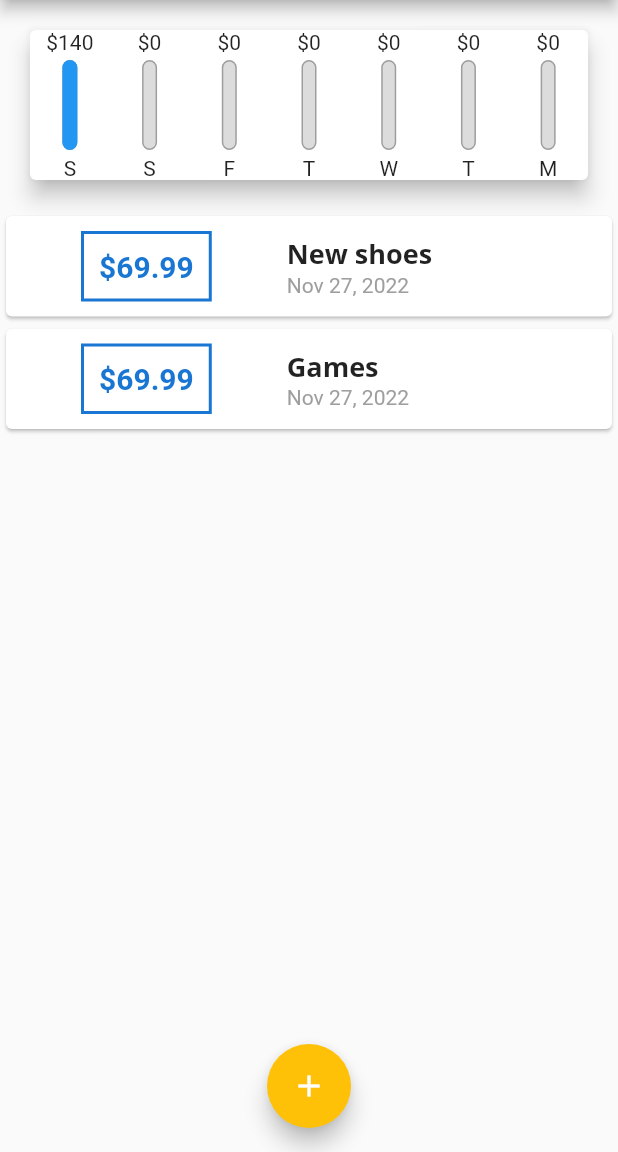
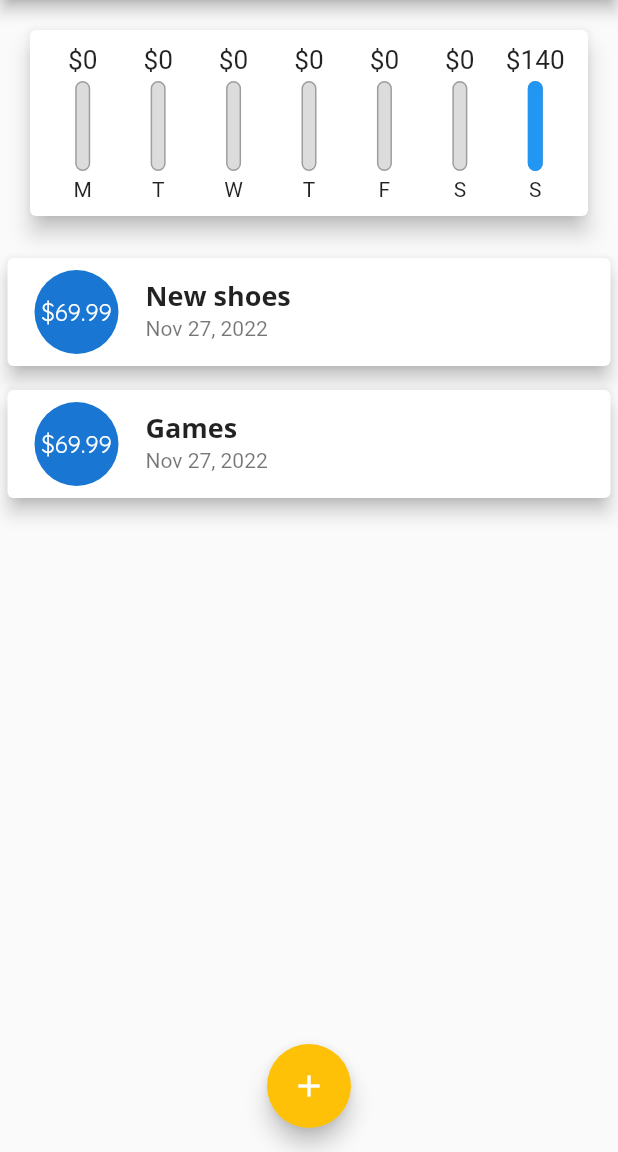
Before and after one commit to judell31/personal-expense, a Flutter app: the screen it shows after launch, on a phone screen of 412 x 824 dp, the part 84-1236 px from its top. Run offline on Flutter 3.47's test engine with Material 2 defaults, Android fonts, the phone set to English and light mode, and no system bars.

Commit message:
Improving chart alignment and list order

```diff
--- a/lib/widgets/chart.bar.dart
+++ b/lib/widgets/chart.bar.dart
@@ -1,4 +1,3 @@
-import 'package:flutter/cupertino.dart';
 import 'package:flutter/material.dart';
 
 class ChartBar extends StatelessWidget {
@@ -13,7 +12,12 @@ class ChartBar extends StatelessWidget {
   Widget build(BuildContext context) {
     return Column(
       children: <Widget>[
-        Text("\$${spendingAmount.toStringAsFixed(0)}"),
+        Container(
+          height: 20,
+          child: FittedBox(
+            child: Text("\$${spendingAmount.toStringAsFixed(0)}"),
+          ),
+        ),
         const SizedBox(height: 4),
         SizedBox(
           height: 60,
--- a/lib/widgets/chart.dart
+++ b/lib/widgets/chart.dart
@@ -35,7 +35,7 @@ class Chart extends StatelessWidget {
         // "day": DateFormat.E().format(weekDay),
         "amount": totalSum
       };
-    });
+    }).reversed.toList();
   }
 
   double get totalSpending {
@@ -51,6 +51,9 @@ class Chart extends StatelessWidget {
     return Card(
       elevation: 6,
       margin: const EdgeInsets.all(20),
+      child: Padding(
+      // child: Container(
+        padding: const EdgeInsets.all(10),
         child: Row(
           mainAxisAlignment: MainAxisAlignment.spaceAround,
           children: groupedTransactionValues.map(
@@ -66,6 +69,7 @@ class Chart extends StatelessWidget {
                 );
               }).toList(),
         ),
+      ),
     );
   }
 }
--- a/lib/widgets/transaction.list.dart
+++ b/lib/widgets/transaction.list.dart
@@ -35,48 +35,72 @@ class TransactionList extends StatelessWidget {
         // renders when elements are off screen
         // child: Column(
         itemBuilder: (ctx, index) {
-
           return Card(
-            child: Row(
-              children: <Widget>[
-                Container(
-                  margin:
-                  const EdgeInsets.symmetric(vertical: 10, horizontal: 50),
-                  decoration: BoxDecoration(
-                    border: Border.all(
-                      color: Theme.of(context).primaryColorDark,
-                      width: 2,
+            elevation: 5,
+            margin: const EdgeInsets.symmetric(
+              vertical: 8,
+              horizontal: 5
+            ),
+            child: ListTile(
+              leading: CircleAvatar(
+                radius: 30,
+                child: Padding(
+                    padding: const EdgeInsets.all(6),
+                    child: FittedBox(
+                      child: Text("\$${transactions[index].amount}"),
+                    )
                 ),
               ),
-                  padding: const EdgeInsets.all(10),
-                  child: Text(
-                    "\$${transactions[index].amount.toStringAsFixed(2)}",
-                    //tx.amount.toString(),
-                    style: TextStyle(
-                        fontWeight: FontWeight.bold,
-                        fontSize: 20,
-                        color: Theme.of(context).primaryColorDark
-                    ),
-                  ),
-                ),
-                Column(
-                  crossAxisAlignment: CrossAxisAlignment.start,
-                  children: <Widget>[
-                    Text(
+              title: Text(
                 transactions[index].title,
                 style: Theme.of(context).textTheme.titleLarge,
               ),
-                    Text(
+              subtitle: Text(
                 DateFormat.yMMMd().format(transactions[index].date),
-                      // DateFormat("MM-dd-yyyy").format(tx.date),
-                      // tx.date.toString(),
-                      style: const TextStyle(color: Colors.grey),
               ),
-                  ],
-                )
-              ],
             ),
           );
+          // return Card(
+          //   child: Row(
+          //     children: <Widget>[
+          //       Container(
+          //         margin:
+          //         const EdgeInsets.symmetric(vertical: 10, horizontal: 50),
+          //         decoration: BoxDecoration(
+          //           border: Border.all(
+          //             color: Theme.of(context).primaryColorDark,
+          //             width: 2,
+          //           ),
+          //         ),
+          //         padding: const EdgeInsets.all(10),
+          //         child: Text(
+          //           "\$${transactions[index].amount.toStringAsFixed(2)}",
+          //           //tx.amount.toString(),
+          //           style: TextStyle(
+          //               fontWeight: FontWeight.bold,
+          //               fontSize: 20,
+          //               color: Theme.of(context).primaryColorDark
+          //           ),
+          //         ),
+          //       ),
+          //       Column(
+          //         crossAxisAlignment: CrossAxisAlignment.start,
+          //         children: <Widget>[
+          //           Text(
+          //             transactions[index].title,
+          //             style: Theme.of(context).textTheme.titleLarge,
+          //           ),
+          //           Text(
+          //             DateFormat.yMMMd().format(transactions[index].date),
+          //             // DateFormat("MM-dd-yyyy").format(tx.date),
+          //             // tx.date.toString(),
+          //             style: const TextStyle(color: Colors.grey),
+          //           ),
+          //         ],
+          //       )
+          //     ],
+          //   ),
+          // );
         },
         itemCount: transactions.length,
       ),
```
Lines whose indentation alone changed are shown as unchanged.
